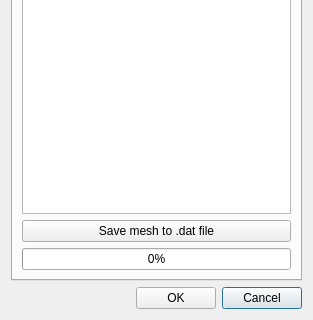
ibergis/ibergis_qgis_plugin, file core/ui/toolbars/utilities/create_mesh.ui: the form before one commit; both pictures show x 0 to 313 and y 146 to 466 of the 313 by 466 pixel window.
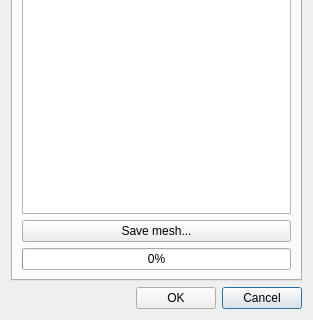
The form after the commit. The open tabs and pages were chosen to show the change.

Commit message: Select folder to save mesh with standard file name

What changed in the file:
```diff
--- a/core/ui/toolbars/utilities/create_mesh.ui
+++ b/core/ui/toolbars/utilities/create_mesh.ui
@@ -216,7 +216,7 @@
        <item row="1" column="0" colspan="2">
         <widget class="QPushButton" name="btn_save">
          <property name="text">
-          <string>Save mesh to .dat file</string>
+          <string>Save mesh...</string>
          </property>
         </widget>
        </item>
```
The commit also changes 2 other files.
